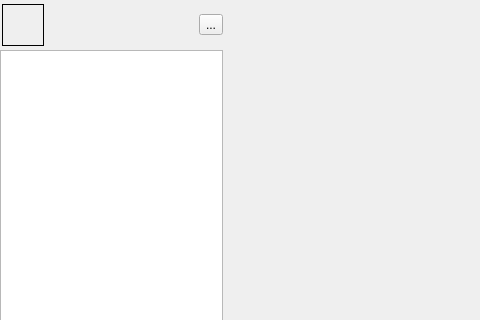
The window that sources/mainwindow.ui (turok-m-a/mattermost-qt) describes before a commit, drawn with Qt 5; both pictures show x 0 to 480 and y 0 to 320 of the 640 by 480 pixel window.
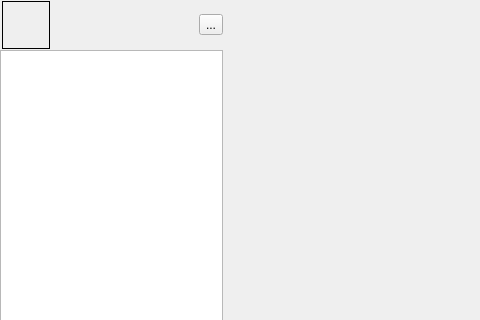
The same window after the commit. Icons and pictures are not drawn. Custom widgets are drawn as their Qt base class.

Patch:
```diff
--- a/sources/mainwindow.ui
+++ b/sources/mainwindow.ui
@@ -112,14 +112,14 @@
          </property>
          <property name="minimumSize">
           <size>
-           <width>42</width>
-           <height>42</height>
+           <width>48</width>
+           <height>48</height>
           </size>
          </property>
          <property name="maximumSize">
           <size>
-           <width>42</width>
-           <height>42</height>
+           <width>48</width>
+           <height>48</height>
           </size>
          </property>
          <property name="frameShape">
```
